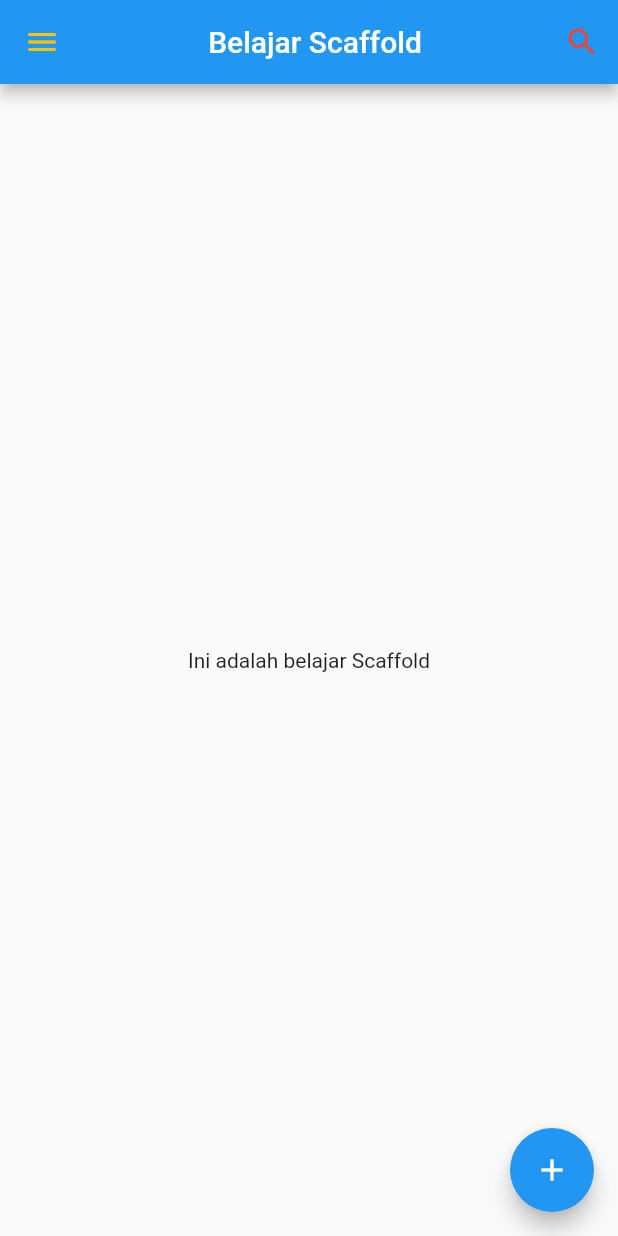
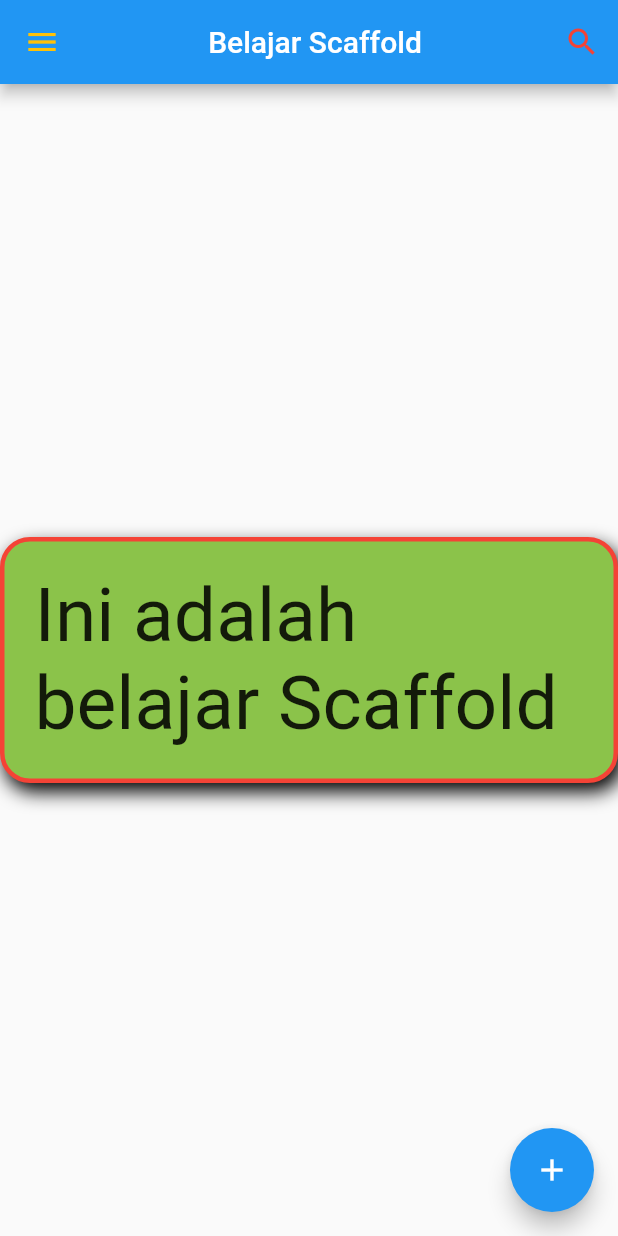
Before and after one commit to epul2207/kamis_121023, a Flutter app: the screen it shows after launch, on a phone screen of 412 x 824 dp. Run offline on Flutter 3.47's test engine with Material 2 defaults, Android fonts, the phone set to English and light mode, and no system bars.

Commit message:
Belajar container decoration

```diff
--- a/lib/main.dart
+++ b/lib/main.dart
@@ -39,7 +39,28 @@ class Layar extends StatelessWidget {
             )),
       ),
       body: Center(
-        child: Text('Ini adalah belajar Scaffold'),
+        //Belajar Membuat Container
+        child: Container(
+            //decoration sebuat container
+            decoration: BoxDecoration(
+                color: Colors.lightGreen,
+                border: Border.all(
+                  color: Colors.red,
+                  width: 3,
+                ),
+                //Membuat jadi lancip
+                borderRadius: BorderRadius.circular(20),
+                //Menambahkan shadow
+                //dengan BoxShadow
+                boxShadow: const [
+                  BoxShadow(
+                      color: Colors.black, offset: Offset(3, 6), blurRadius: 10)
+                ]),
+            padding: const EdgeInsets.all(20),
+            child: Text(
+              'Ini adalah belajar Scaffold',
+              style: TextStyle(fontSize: 50),
+            )),
       ),
       floatingActionButton: FloatingActionButton(
         onPressed: () {},
```
